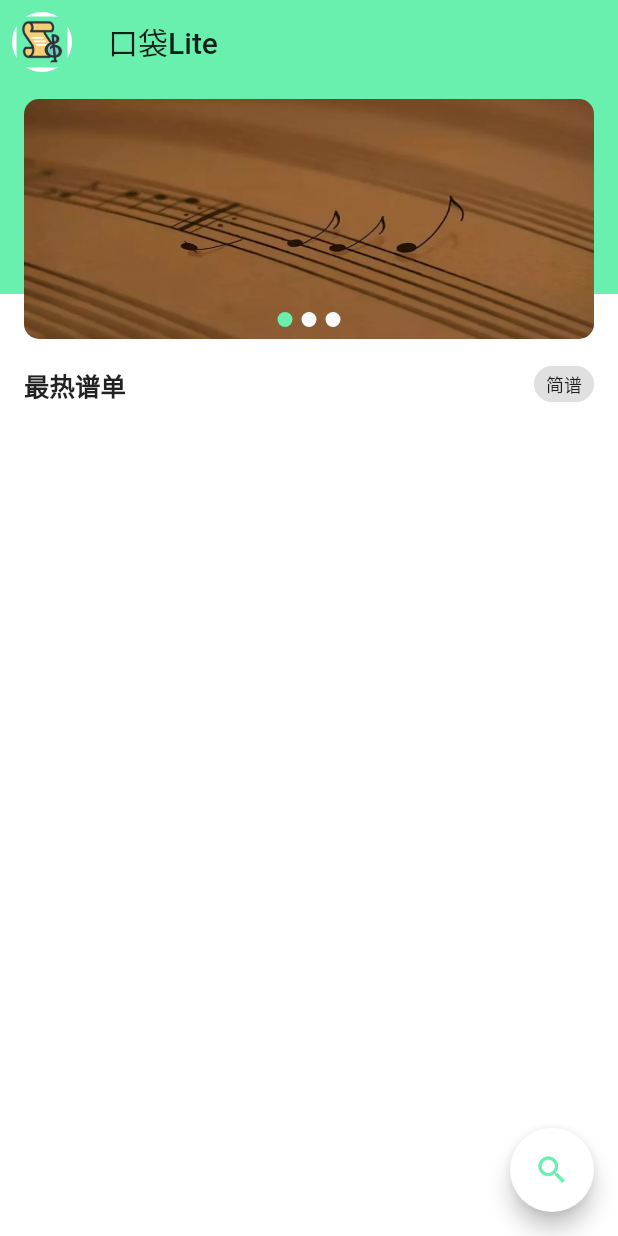
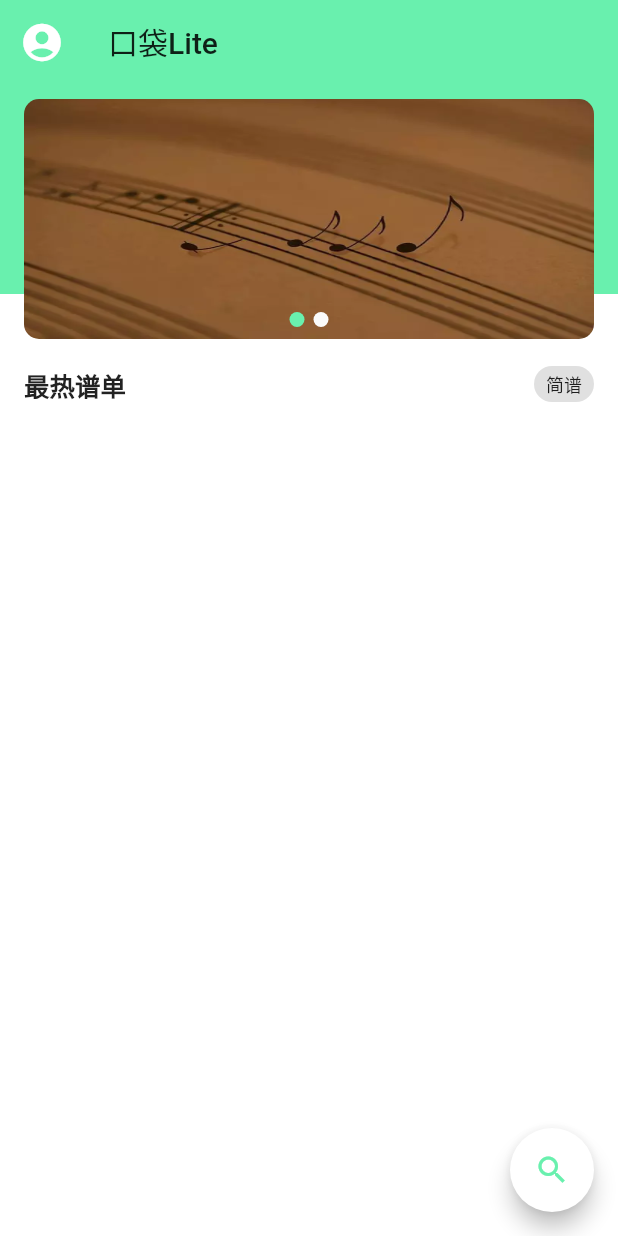
Before and after one commit to FortuneDream/PocketLite, a Flutter app: the screen it shows after launch, on a phone screen of 412 x 824 dp. Run offline on Flutter 3.47's test engine with Material 2 defaults, Android fonts, the phone set to English and light mode, and no system bars; our stand-ins replace flutter_swiper, fluttertoast, shared_preferences; missing offline and left inert: data_plugin, flutter_drag_scale; generated files the repository leaves out were written again.

Commit message:
大致完成，因为Server不支持部分功能被删除

```diff
--- a/lib/home/home_swiper.dart
+++ b/lib/home/home_swiper.dart
@@ -10,12 +10,10 @@ class HomeSwiper extends StatelessWidget {
     return ClipRRect(
       borderRadius: BorderRadius.circular(10),
       child: Swiper(
-        itemCount: 3,
+        itemCount: 2,
         itemBuilder: (BuildContext context, int index) {
           if (index == 0) {
             return Image.asset("images/banner_1.webp", fit: BoxFit.fill);
-          } else if (index == 1) {
-            return Image.asset("images/banner_2.webp", fit: BoxFit.fill);
           } else {
             return Image.asset("images/banner_3.webp", fit: BoxFit.fill);
           }
--- a/lib/home/home_title.dart
+++ b/lib/home/home_title.dart
@@ -1,7 +1,5 @@
-
 //标题
 import 'package:flutter/material.dart';
-import 'package:pocket_lite/home/switch_instrument_dialog.dart';
 
 class HomeTitle extends AppBar {
   BuildContext context;
@@ -12,17 +10,14 @@ class HomeTitle extends AppBar {
             leading: Builder(builder: (context) {
               //必须包裹一层Builder否则无法暂时
 
-        return IconButton(
-            icon: ClipOval(
-              child: Container(
-                  child: Image.asset("images/icon.png"),
-                  decoration: BoxDecoration(
-                      border: Border.all(color: Colors.white, width: 3))),
-            ),
-            onPressed: () {
+              return CircleAvatar(
+                backgroundColor: Colors.transparent,
+                  child: InkWell(
+                      child: Icon(Icons.account_circle,color: Colors.white,size: 30,),
+                      onTap: () {
                         //进入个人drawer打开
                         Scaffold.of(context).openDrawer();
-            });
+                      }));
             }),
             title: Text("口袋Lite"));
 }
--- a/lib/home/home_widget.dart
+++ b/lib/home/home_widget.dart
@@ -23,7 +23,6 @@ class HomeWidget extends StatelessWidget {
           backgroundColor: Colors.white,
           child: Icon(Icons.search, color: Colors.greenAccent),
           onPressed: () {
-            //跳转到搜索
             Fluttertoast.showToast(msg: "搜索功能");
           },
         ),
--- a/lib/my/my_widget.dart
+++ b/lib/my/my_widget.dart
@@ -14,27 +14,6 @@ class MyWidget extends Drawer {
             DrawerHeader(
               child: HeaderWidget(),
               decoration: BoxDecoration(color: Colors.white),
-            ),
-            ListTile(
-              leading: Icon(Icons.local_library, color: Colors.amberAccent),
-              title: Text("本地曲谱"),
-              onTap: () {},
-            ),
-            ListTile(
-              leading: Icon(
-                Icons.star_border,
-                color: Colors.greenAccent,
-              ),
-              title: Text("我的收藏"),
-              onTap: () {},
-            ),
-            ListTile(
-              leading: Icon(
-                Icons.feedback,
-                color: Colors.blueAccent,
-              ),
-              title: Text("反馈帮助"),
-              onTap: () {},
             ),
             ListTile(
               leading: Icon(
@@ -58,8 +37,8 @@ class HeaderWidget extends StatelessWidget {
           children: <Widget>[
             ClipOval(
               child: Icon(
-                Icons.star,
-                color: Colors.red,
+                Icons.account_circle,
+                color: Colors.green,
                 size: 80,
               ),
             ),
@@ -73,8 +52,8 @@ class HeaderWidget extends StatelessWidget {
                     Container(
                       width: 24,
                       child: Icon(
-                        Icons.people,
-                        color: Colors.lightBlueAccent,
+                        Icons.insert_emoticon,
+                        color: Colors.greenAccent,
                       ),
                       margin: EdgeInsets.fromLTRB(8, 0, 8, 0),
                     ),
@@ -91,8 +70,8 @@ class HeaderWidget extends StatelessWidget {
                     Container(
                       width: 24,
                       child: Icon(
-                        Icons.credit_card,
-                        color: Colors.amberAccent,
+                        Icons.music_note,
+                        color: Colors.greenAccent,
                       ),
                       margin: EdgeInsets.fromLTRB(8, 0, 8, 0),
                     ),
--- a/lib/provide/ListDataProvider.dart
+++ b/lib/provide/ListDataProvider.dart
@@ -1,13 +1,19 @@
 import 'dart:math';
 
 import 'package:data_plugin/bmob/bmob_query.dart';
+import 'package:data_plugin/bmob/type/bmob_relation.dart';
+import 'package:pocket_lite/model/collection.dart';
 import 'package:pocket_lite/model/instrument.dart';
 import 'package:pocket_lite/model/share.dart';
+import 'package:pocket_lite/model/user.dart';
 import 'dart:convert';
+
+import 'package:provider/provider.dart';
 
 //回调函数
 typedef ShareSongListCallback = void Function(List<ShareSong> list);
 typedef SharePicListCallback = void Function(List<SharePic> list);
+typedef CollectionListCallback = void Function(List<CollectionSong> list);
 
 class ListDataProvider {
   static final Instruments = <String>[
```
Also changed, not shown: lib/detail/detail_widget.dart (+11 -5 lines), lib/model/collection.dart (+36 -4 lines), lib/model/collection.g.dart (added), 1 other file. Lines whose indentation alone changed are shown as unchanged.
